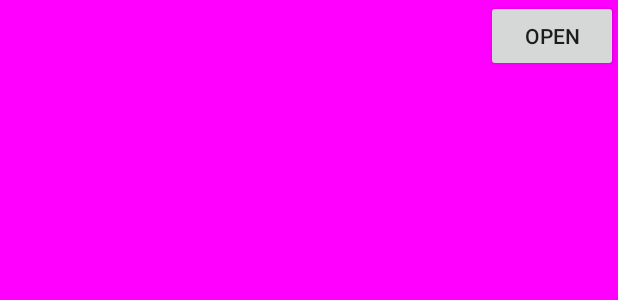
After one commit to jinguoliang/LearnAndroidInDemo, an Android app: the layout activity_drawer.xml on its own in the app's theme, with its tools: preview values and no code run, on a phone screen of 412 x 824 dp. The commit adds this screen. Shown: the top 300 px of the screen. Run offline under Robolectric (Android 15) with nearby library versions, the phone set to English and light mode, and no system bars.

Commit message:
[Function] 添加抽屉效果实例

```diff
--- a/app/src/main/java/com/example/jinux/mydemo/MainActivity.java
+++ b/app/src/main/java/com/example/jinux/mydemo/MainActivity.java
@@ -10,6 +10,7 @@ import android.view.View;
 import android.widget.AdapterView;
 import android.widget.ArrayAdapter;
 
+import com.example.jinux.mydemo.drawer.DrawerActivity;
 import com.example.jinux.mydemo.titanic.TitanicDemo;
 import com.example.jinux.mydemo.xuanfukuang.XuanfukuangActivity;
 
@@ -26,6 +27,7 @@ public class MainActivity extends ListActivity {
         List<String> list = new ArrayList<>();
         list.add("悬浮框");
         list.add("波浪效果");
+        list.add("抽屉");
         setListAdapter(new ArrayAdapter<String>(this, android.R.layout.simple_list_item_1, list));
         getListView().setOnItemClickListener(new AdapterView.OnItemClickListener() {
             @Override
@@ -39,6 +41,8 @@ public class MainActivity extends ListActivity {
                     case 1:
                         startActivity(TitanicDemo.class);
                         break;
+                    case 2:
+                        startActivity(DrawerActivity.class);
                         break;
                 }
 
--- /dev/null
+++ b/app/src/main/res/layout/activity_drawer.xml
@@ -0,0 +1,31 @@
+<android.support.v4.widget.DrawerLayout
+    android:id="@+id/main_dl"
+    xmlns:android="http://schemas.android.com/apk/res/android"
+    xmlns:app="http://schemas.android.com/apk/res-auto"
+    android:layout_width="match_parent"
+    android:layout_height="match_parent">
+
+    <FrameLayout
+        android:layout_width="match_parent"
+        android:layout_height="match_parent"
+        android:background="#ff00ff"
+        >
+
+        <Button
+            android:layout_width="wrap_content"
+            android:layout_height="wrap_content"
+            android:onClick="toggleDrawer"
+            android:layout_gravity="right"
+            android:text="Open"/>
+    </FrameLayout>
+
+    <FrameLayout
+        android:layout_width="400px"
+        android:layout_gravity="left"
+        android:layout_height="match_parent"
+        android:background="#ff0000"
+        android:paddingTop="?attr/actionBarSize"
+        >
+
+    </FrameLayout>
+</android.support.v4.widget.DrawerLayout>
--- a/app/src/main/res/values/strings.xml
+++ b/app/src/main/res/values/strings.xml
@@ -4,4 +4,5 @@
     <string name="hello_world">Hello world!</string>
     <string name="action_settings">Settings</string>
     <string name="title_activity_titanic_demo">TitanicDemo</string>
+    <string name="title_activity_drawer">DrawerActivity</string>
 </resources>
```
Also changed, not shown: app/src/main/AndroidManifest.xml (+6 -1 lines), app/src/main/java/com/example/jinux/mydemo/drawer/DrawerActivity.java (added, +82 -0 lines), app/src/main/res/menu/menu_drawer.xml (added, +9 -0 lines).
